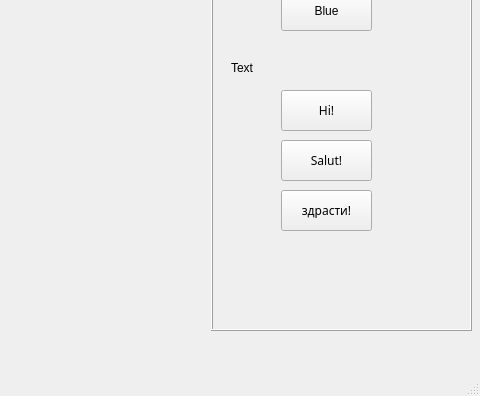
Old version of the form Painter/mainwindow.ui in the repository qrcline/Painter; both pictures show x 639 to 1119 and y 307 to 703 of the 1119 by 703 pixel window.
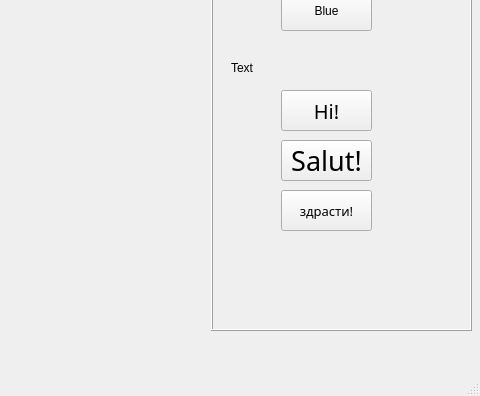
New version of the form.

Diff of the .ui file:
```diff
--- a/Painter/mainwindow.ui
+++ b/Painter/mainwindow.ui
@@ -172,6 +172,7 @@
      <property name="font">
       <font>
        <family>Sitka Banner</family>
+       <pointsize>10</pointsize>
       </font>
      </property>
      <property name="text">
@@ -189,7 +190,8 @@
      </property>
      <property name="font">
       <font>
-       <family>Source Code Pro Light</family>
+       <family>Sitka</family>
+       <pointsize>15</pointsize>
       </font>
      </property>
      <property name="text">
@@ -208,6 +210,7 @@
      <property name="font">
       <font>
        <family>Papyrus</family>
+       <pointsize>20</pointsize>
       </font>
      </property>
      <property name="text">
```
